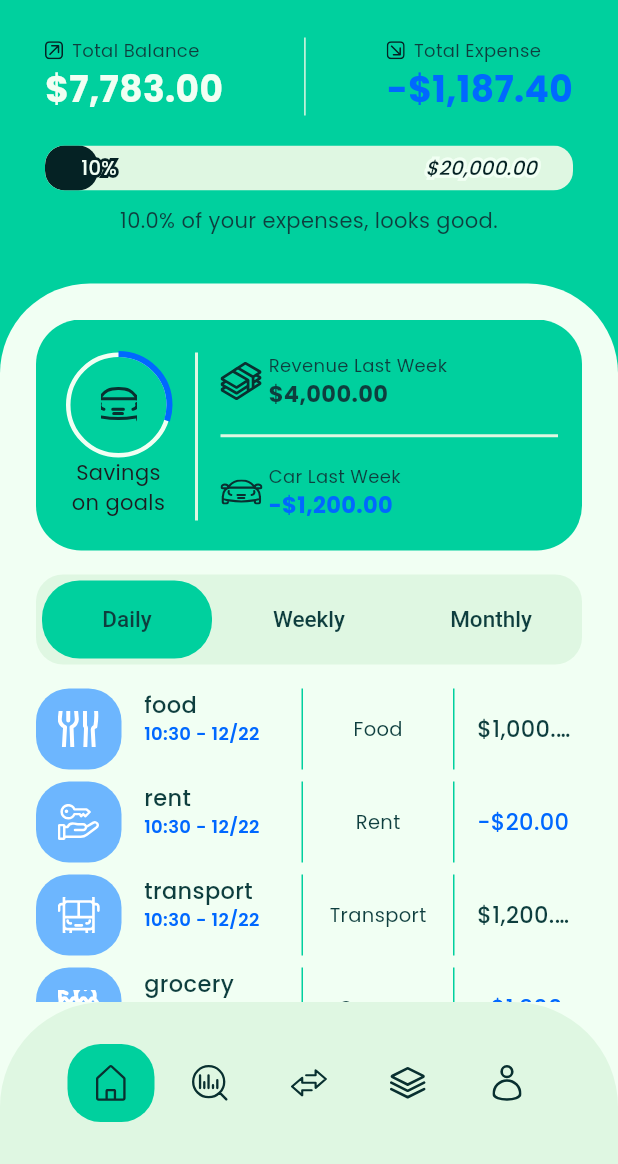
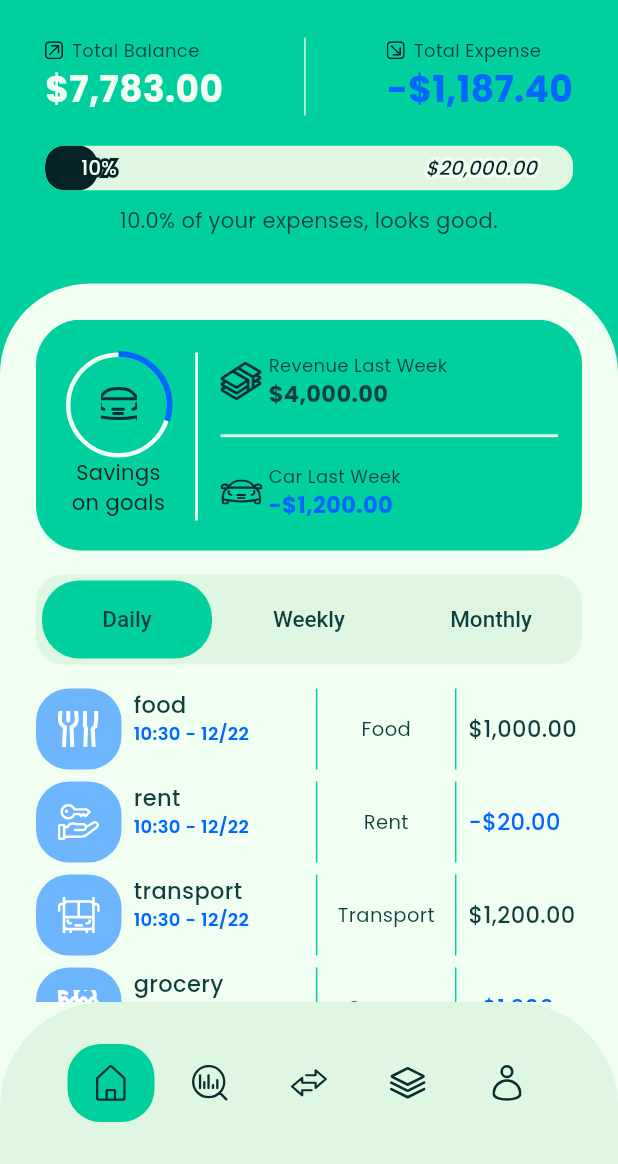
Before and after one commit to HungTran-2003/finance_app, a Flutter app: the screen it shows after launch, on a phone screen of 412 x 824 dp, the part 72-1236 px from its top. Run offline on Flutter 3.47's test engine with Material 3 defaults, Android fonts, the phone set to English and light mode, and no system bars; our stand-ins replace equatable, flutter_bloc, flutter_dotenv, flutter_svg, go_router, shared_preferences and 1 more; accounts and stored records are empty.

Commit message:
feature: add-transaction-screen

```diff
--- a/lib/common/app_dimens.dart
+++ b/lib/common/app_dimens.dart
@@ -7,4 +7,7 @@ class AppDimens {
   static const marginLarge = 50.0;
 
   static const btCornerRadius = 26.0;
+
+  static const appBarHeight = 56.0;
+
 }
--- a/lib/common/app_text_styles.dart
+++ b/lib/common/app_text_styles.dart
@@ -9,7 +9,9 @@ class AppTextStyles {
 
   //S20
   static final whiteS20 = white.copyWith(fontSize: 20.0);
-  static final whiteS20SemiBold = whiteS20.copyWith(fontWeight: FontWeight.w600);
+  static final whiteS20SemiBold = whiteS20.copyWith(
+    fontWeight: FontWeight.w600,
+  );
 
   //S24
   static final whiteS24 = white.copyWith(fontSize: 24.0);
@@ -31,7 +33,6 @@ class AppTextStyles {
     fontWeight: FontWeight.w600,
   );
 
-
   //S13
   static final blackGreenS13 = blackGreen.copyWith(fontSize: 13.0);
   static final blackGreenS13Medium = blackGreenS13.copyWith(
@@ -52,7 +53,6 @@ class AppTextStyles {
   static final blackGreenS14SemiBold = blackGreenS14.copyWith(
     fontWeight: FontWeight.w600,
   );
-
 
   //S15
   static final blackGreenS15 = blackGreen.copyWith(fontSize: 15.0);
@@ -79,4 +79,16 @@ class AppTextStyles {
   static final blackGreenS30SemiBold = blackGreenS30.copyWith(
     fontWeight: FontWeight.w600,
   );
+
+  static const subTitle = TextStyle(
+    fontSize: 15.0,
+    fontWeight: FontWeight.w500,
+    color: AppColors.tBlackGreen,
+  );
+
+  static const title = TextStyle(
+    fontSize: 20.0,
+    fontWeight: FontWeight.w600,
+    color: AppColors.tBlackGreen,
+  );
 }
--- a/lib/routers/app_router.dart
+++ b/lib/routers/app_router.dart
@@ -1,3 +1,4 @@
+import 'package:finance_app/ui/pages/account_balance/account_balance_page.dart';
 import 'package:finance_app/ui/pages/app_start/onboarding/onboarding_page.dart';
 import 'package:finance_app/ui/pages/app_start/splash/splash_page.dart';
 import 'package:finance_app/ui/pages/auth/sign_in/sign_in_page.dart';
@@ -23,6 +24,7 @@ class AppRouter {
   static const String home = "/home";
   static const String signIn = "/sign_in";
   static const String signUp = "/sign_up";
+  static const String accountBalance = "/account_balance";
 
   static final _routes = <RouteBase>[
     GoRoute(
@@ -49,6 +51,11 @@ class AppRouter {
       name: home,
       path: home,
       builder: (context, state) => const MainPage(),
+    ),
+    GoRoute(
+      name: accountBalance,
+      path: accountBalance,
+      builder: (context, state) => const AccountBalancePage(),
     )
   ];
 }
--- /dev/null
+++ b/lib/ui/pages/account_balance/account_balance_navigator.dart
@@ -0,0 +1,5 @@
+import 'package:finance_app/common/app_navigator.dart';
+
+class AccountBalanceNavigator extends AppNavigator {
+  AccountBalanceNavigator({required super.context});
+}
--- a/lib/ui/pages/home/home_navigator.dart
+++ b/lib/ui/pages/home/home_navigator.dart
@@ -1,6 +1,11 @@
 import 'package:finance_app/common/app_navigator.dart';
+import 'package:finance_app/routers/app_router.dart';
 
 class HomeNavigator extends AppNavigator {
   HomeNavigator({required super.context});
 
+  Future<void> openAccountBalancePage() async{
+    await pushName(AppRouter.accountBalance);
+
+  }
 }
--- a/lib/ui/pages/home/home_page.dart
+++ b/lib/ui/pages/home/home_page.dart
@@ -85,6 +85,9 @@ class _HomeChildPageState extends State<HomeChildPage> {
                       totalExpense: 1187.40,
                       budgetLimit: 20000,
                       percentage: value,
+                      onPress: () {
+                        _cubit.navigator.openAccountBalancePage();
+                      },
                     );
                   },
                 ),
--- a/lib/ui/pages/home/widgets/goal_card.dart
+++ b/lib/ui/pages/home/widgets/goal_card.dart
@@ -145,10 +145,10 @@ class GoalCard extends StatelessWidget {
               isIncome
                   ? S
                         .of(context)
-                        .home_budget_income(Utils().formatCurrencyEN(value))
+                        .home_budget_income(Utils.formatCurrencyEN(value))
                   : S
                         .of(context)
-                        .home_budget_expense(Utils().formatCurrencyEN(value)),
+                        .home_budget_expense(Utils.formatCurrencyEN(value)),
               style: isIncome
                   ? AppTextStyles.blackGreenS15Bold
                   : AppTextStyles.blackGreenS15Bold.copyWith(
--- a/lib/ui/widgets/financial_overview/financial_overview_card.dart
+++ b/lib/ui/widgets/financial_overview/financial_overview_card.dart
@@ -13,6 +13,7 @@ class FinancialOverviewCard extends StatelessWidget {
   final double? totalExpense;
   final double? budgetLimit;
   final double? percentage;
+  final Widget? child;
   final VoidCallback? onPress;
 
   const FinancialOverviewCard({
@@ -21,6 +22,7 @@ class FinancialOverviewCard extends StatelessWidget {
     this.totalExpense,
     this.budgetLimit,
     this.percentage,
+    this.child = const SizedBox.shrink(),
     this.onPress,
   });
 
@@ -50,6 +52,7 @@ class FinancialOverviewCard extends StatelessWidget {
         ),
         const SizedBox(height: 20.0),
         FinancialProcessBar(percentage: percentage, budgetLimit: budgetLimit),
+        child!,
         const SizedBox(height: 10.0),
         _buildMessage(context),
       ],
@@ -63,6 +66,7 @@ class FinancialOverviewCard extends StatelessWidget {
   }) {
     final isIncome = title == S.of(context).home_total_balance;
     return InkWell(
+
       onTap: onPress,
       child: Column(
         crossAxisAlignment: CrossAxisAlignment.start,
@@ -83,10 +87,10 @@ class FinancialOverviewCard extends StatelessWidget {
             isIncome
                 ? S
                       .of(context)
-                      .home_budget_income(Utils().formatCurrencyEN(value!))
+                      .home_budget_income(Utils.formatCurrencyEN(value!))
                 : S
                       .of(context)
-                      .home_budget_expense(Utils().formatCurrencyEN(value!)),
+                      .home_budget_expense(Utils.formatCurrencyEN(value!)),
             style: isIncome
                 ? AppTextStyles.whiteS24Bold
                 : AppTextStyles.whiteS24Bold.copyWith(color: AppColors.tBlue),
--- a/lib/ui/widgets/financial_overview/financial_process_bar.dart
+++ b/lib/ui/widgets/financial_overview/financial_process_bar.dart
@@ -62,7 +62,7 @@ class FinancialProcessBar extends StatelessWidget {
                           S
                               .of(context)
                               .home_budget_income(
-                                Utils().formatCurrencyEN(budgetLimit!),
+                                Utils.formatCurrencyEN(budgetLimit!),
                               ),
                           false,
                         ),
--- a/lib/ui/widgets/item/item_transaction.dart
+++ b/lib/ui/widgets/item/item_transaction.dart
@@ -65,7 +65,6 @@ class _ItemTransactionState extends State<ItemTransaction> {
       height: 54.0,
       margin: const EdgeInsets.only(bottom: 8.0),
       child: Row(
-        mainAxisAlignment: MainAxisAlignment.spaceBetween,
         children: [
           Container(
             width: 57.0,
@@ -83,40 +82,47 @@ class _ItemTransactionState extends State<ItemTransaction> {
               ),
             ),
           ),
+          const SizedBox(width: 8.0),
 
-          _buildTitle(),
+          Expanded(flex: 3, child: _buildTitle()),
+          const SizedBox(width: 8.0),
+          AppDividers(color: AppColors.primary).vertical,
+          const SizedBox(width: 8.0),
 
-          AppDividers(color: AppColors.primary).vertical,
-
-          SizedBox(
-            width: 70,
+          Expanded(
+            flex: 2,
             child: Center(
               child: Text(
                 widget.title,
                 style: AppTextStyles.blackGreenS13Regular,
-                maxLines: 1, overflow: TextOverflow.ellipsis,
+                maxLines: 1,
+                overflow: TextOverflow.ellipsis,
               ),
             ),
           ),
+          const SizedBox(width: 8.0),
           AppDividers(color: AppColors.primary).vertical,
+          const SizedBox(width: 8.0),
 
-          SizedBox(
-            width: 70.0,
+          Expanded(
+            flex: 2,
             child: Text(
               widget.isIncome
                   ? S
                         .of(context)
                         .home_budget_income(
-                          Utils().formatCurrencyEN(widget.amount),
+                          Utils.formatCurrencyEN(widget.amount),
                         )
                   : S
                         .of(context)
                         .home_budget_expense(
-                          Utils().formatCurrencyEN(widget.amount),
+                          Utils.formatCurrencyEN(widget.amount),
                         ),
               style: widget.isIncome
                   ? AppTextStyles.blackGreenS15Medium
-                  : AppTextStyles.blackGreenS15Medium.copyWith(color: AppColors.tBlue),
+                  : AppTextStyles.blackGreenS15Medium.copyWith(
+                      color: AppColors.tBlue,
+                    ),
               maxLines: 1,
               overflow: TextOverflow.ellipsis,
             ),
@@ -132,7 +138,12 @@ class _ItemTransactionState extends State<ItemTransaction> {
       child: Column(
         crossAxisAlignment: CrossAxisAlignment.start,
         children: [
-          Text(widget.category.name, style: AppTextStyles.blackGreenS15Medium, maxLines: 1, overflow: TextOverflow.ellipsis,),
+          Text(
+            widget.category.name,
+            style: AppTextStyles.blackGreenS15Medium,
+            maxLines: 1,
+            overflow: TextOverflow.ellipsis,
+          ),
           Text(
             AppDateUtils.toDateString(widget.date),
             style: AppTextStyles.s12SemiBold.copyWith(color: AppColors.tBlue),
--- a/lib/utils/utils.dart
+++ b/lib/utils/utils.dart
@@ -1,7 +1,7 @@
 import 'package:intl/intl.dart';
 
 class Utils {
-  String formatCurrencyEN(double value) {
+  static String formatCurrencyEN(double value) {
     final formatter = NumberFormat('#,##0.00', 'en_US');
     return formatter.format(value);
   }
```
Also changed, not shown: lib/l10n/intl_en.arb (+6 -1 lines), lib/ui/pages/account_balance/account_balance_cubit.dart (added, +12 -0 lines), lib/ui/pages/account_balance/account_balance_page.dart (added, +176 -0 lines), lib/ui/pages/account_balance/account_balance_state.dart (added, +8 -0 lines), lib/ui/widgets/app_bar/app_bar.dart (added, +45 -0 lines), lib/ui/widgets/transaction_toggle/transaction_type_toggle.dart (added, +102 -0 lines), lib/generated/intl/messages_en.dart, lib/generated/l10n.dart.
